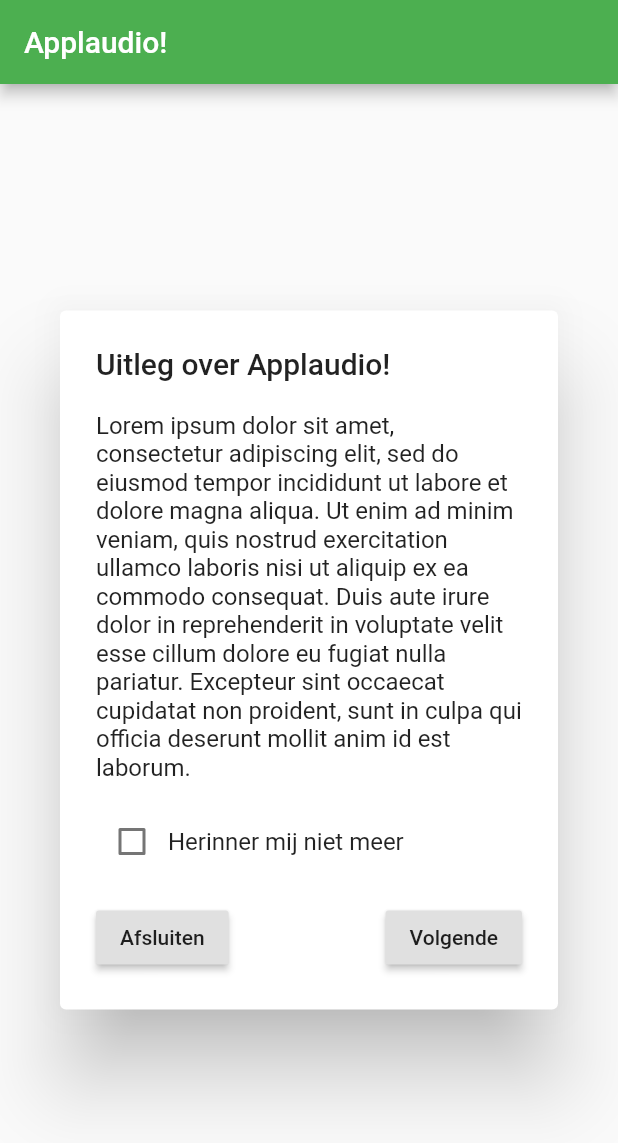
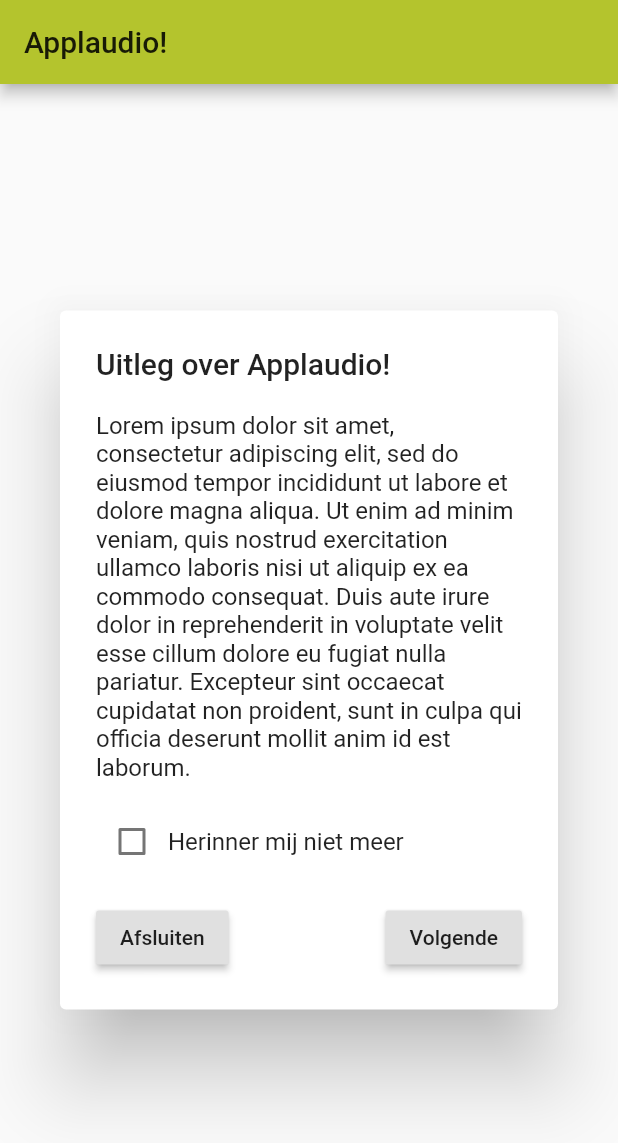
Before and after one commit to Luquatic/IPMEDTH, a Flutter app: the screen it shows after launch, on a phone screen of 412 x 824 dp. Shown: the top 1143 px of the screen. Run offline on Flutter 3.47's test engine with Material 2 defaults, Android fonts, the light colour scheme and no system bars; missing offline and left inert: flutter_sound.

Commit message:
Change the primarySwatch to Applaudio theme. Added a separate theme class styles/theme.dart

```diff
--- a/lib/main.dart
+++ b/lib/main.dart
@@ -1,4 +1,5 @@
 import 'package:flutter/material.dart';
+import 'package:Applaudio/styles/theme.dart' as Theme; //package for the custom styles
 // import 'package:flutter/rendering.dart';
 
 import './pages/intro.dart';
@@ -13,10 +14,8 @@ class MyApp extends StatelessWidget {
   @override
   Widget build(context) {
     return MaterialApp(
-      theme: ThemeData(
-        brightness: Brightness.light,
-        primarySwatch: Colors.green,
-        ),
+      color: Theme.ApplaudioColors.lichtGroen[500],
+      theme: Theme.ApplaudioThemeData,
       // home: HomePage(),
       routes: {
         '/': (BuildContext context) => IntroPage(),
--- /dev/null
+++ b/lib/styles/theme.dart
@@ -0,0 +1,41 @@
+import 'package:flutter/material.dart';
+
+
+final ThemeData ApplaudioThemeData = new ThemeData(
+    brightness: Brightness.light,
+    primarySwatch: MaterialColor(ApplaudioColors.lichtGroen[50].value, ApplaudioColors.lichtGroen),
+    primaryColor: ApplaudioColors.lichtGroen[500],
+    primaryColorBrightness: Brightness.light,
+    accentColor: ApplaudioColors.donkerGroen[500],
+    accentColorBrightness: Brightness.light
+);
+
+class ApplaudioColors {
+  ApplaudioColors._(); // this basically makes it so you can instantiate this class
+
+  static const Map<int, Color> lichtGroen = const <int, Color> {
+    50: const Color(0xFFd9e382),
+    100: const Color(0xFFd3de6e),
+    200: const Color(0xFFccd959),
+    300: const Color(0xFFc6d544),
+    400: const Color(0xFFc0d02f),
+    500: const Color(0xFFB4C42D), // 500 = normal color
+    600: const Color(0xFF99a626),
+    700: const Color(0xFF869121),
+    800: const Color(0xFF737d1c),
+    900: const Color(0xFF606818)
+  };
+
+  static const Map<int, Color> donkerGroen = const <int, Color> {
+    50: const Color(0xFFbed049),
+    100: const Color(0xFFb7cb34),
+    200: const Color(0xFFa4b62f),
+    300: const Color(0xFF92a22a),
+    400: const Color(0xFF808e25),
+    500: const Color(0xFF7D8B24), // 500 = normal color
+    600: const Color(0xFF6e7a1f),
+    700: const Color(0xFF5b651a),
+    800: const Color(0xFF495115),
+    900: const Color(0xFF373d10)
+  };
+}
```
